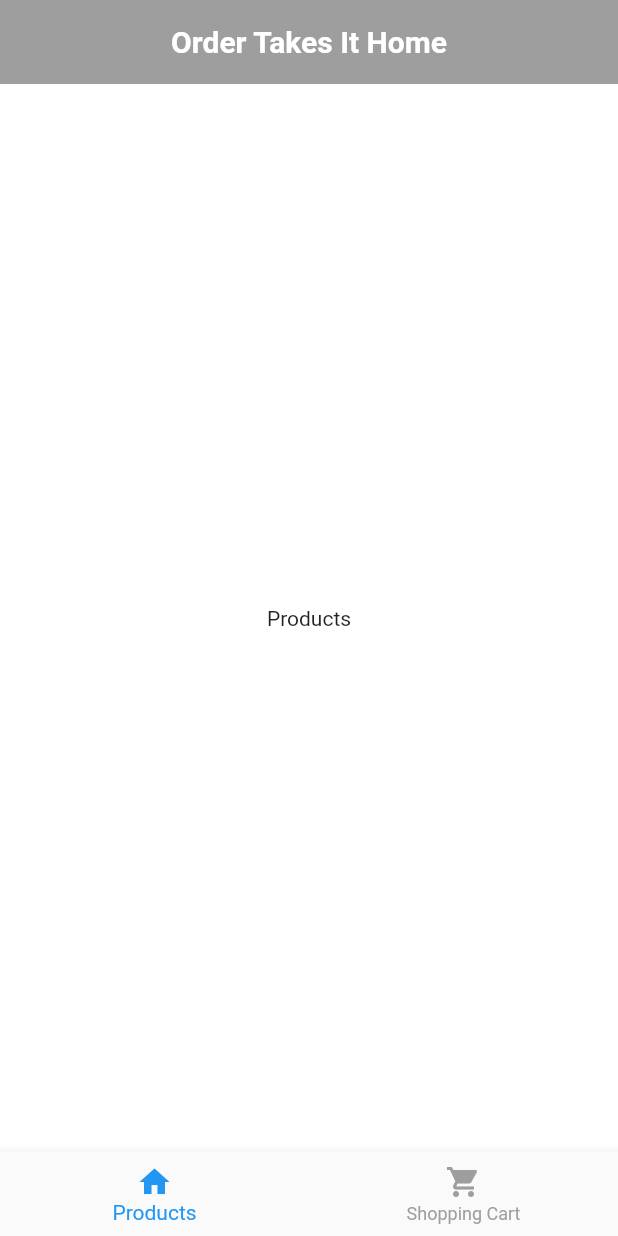
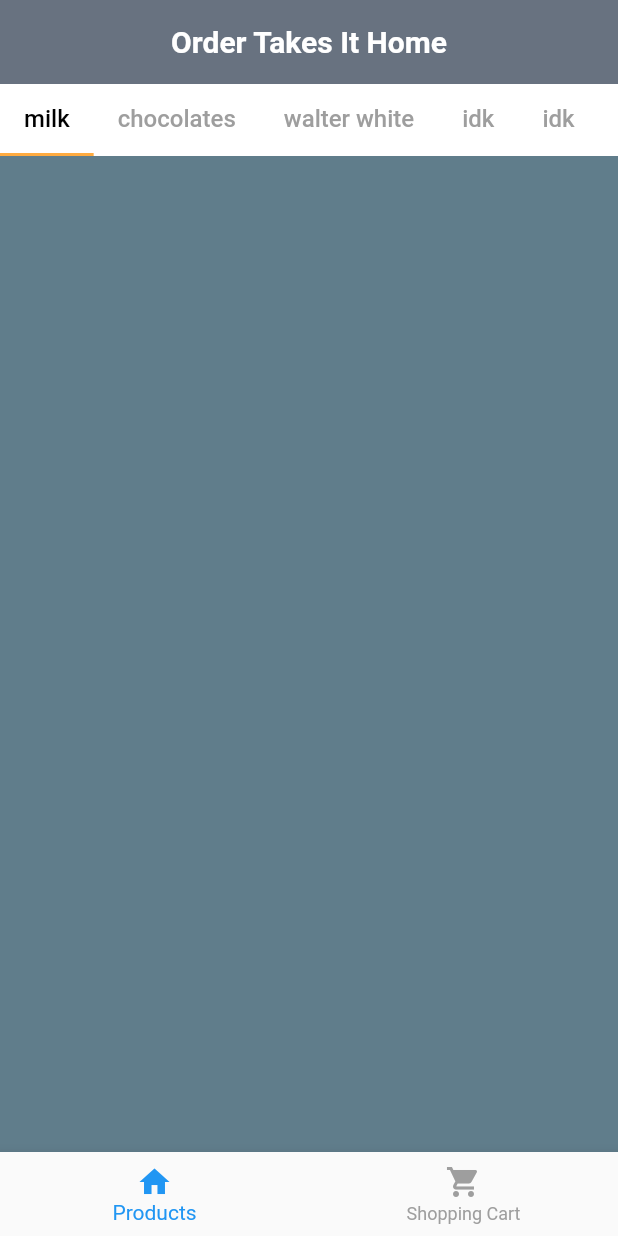
Before and after one commit to abilalkar/Flutter-UI-Designs, a Flutter app: the screen it shows after launch, on a phone screen of 412 x 824 dp. Run offline on Flutter 3.47's test engine with Material 2 defaults, Android fonts, the phone set to English and light mode, and no system bars.

Commit message:
add products screen, add tabbar and make it scorrable

```diff
--- a/Designs/ui_design_third/ui_design_the_third/lib/main.dart
+++ b/Designs/ui_design_third/ui_design_the_third/lib/main.dart
@@ -51,7 +51,7 @@ class _MainPageState extends State<MainPage> {
       backgroundColor: Colors.white,
       appBar: AppBar(
         elevation: 0.0,
-        backgroundColor: Colors.grey,
+        backgroundColor: Color.fromARGB(255, 104, 114, 128),
         centerTitle: true,
         title: Text(
           "Order Takes It Home",
--- a/Designs/ui_design_third/ui_design_the_third/lib/products.dart
+++ b/Designs/ui_design_third/ui_design_the_third/lib/products.dart
@@ -7,13 +7,128 @@ class Products extends StatefulWidget {
   State<Products> createState() => _ProductsState();
 }
 
-class _ProductsState extends State<Products> {
+class _ProductsState extends State<Products>
+    with SingleTickerProviderStateMixin {
+  late TabController controller;
+
+  @override
+  void initState() {
+    // TODO: implement initState
+    super.initState();
+    controller = TabController(length: 10, vsync: this);
+  }
+
   @override
   Widget build(BuildContext context) {
-    return Center(
-      child: Text(
-        "Products",
-      ),
+    return Column(
+      children: [
+        TabBar(
+          controller: controller,
+          indicatorColor: Colors.orangeAccent,
+          labelColor: Colors.black,
+          unselectedLabelColor: Colors.grey,
+          isScrollable: true,
+          tabs: [
+            Tab(
+              child: Text(
+                "milk",
+                style: TextStyle(
+                  fontSize: 16.0,
+                  fontWeight: FontWeight.w500,
+                ),
+              ),
+            ),
+            Tab(
+              child: Text(
+                "chocolates",
+                style: TextStyle(
+                  fontSize: 16.0,
+                  fontWeight: FontWeight.w500,
+                ),
+              ),
+            ),
+            Tab(
+              child: Text(
+                "walter white",
+                style: TextStyle(
+                  fontSize: 16.0,
+                  fontWeight: FontWeight.w500,
+                ),
+              ),
+            ),
+            Tab(
+              child: Text(
+                "idk",
+                style: TextStyle(
+                  fontSize: 16.0,
+                  fontWeight: FontWeight.w500,
+                ),
+              ),
+            ),
+            Tab(
+              child: Text(
+                "idk",
+                style: TextStyle(
+                  fontSize: 16.0,
+                  fontWeight: FontWeight.w500,
+                ),
+              ),
+            ),
+            Tab(
+              child: Text(
+                "idk",
+                style: TextStyle(
+                  fontSize: 16.0,
+                  fontWeight: FontWeight.w500,
+                ),
+              ),
+            ),
+            Tab(
+              child: Text(
+                "idk",
+                style: TextStyle(
+                  fontSize: 16.0,
+                  fontWeight: FontWeight.w500,
+                ),
+              ),
+            ),
+            Tab(
+              child: Text(
+                "idk",
+                style: TextStyle(
+                  fontSize: 16.0,
+                  fontWeight: FontWeight.w500,
+                ),
+              ),
+            ),
+            Tab(
+              child: Text(
+                "idk",
+                style: TextStyle(
+                  fontSize: 16.0,
+                  fontWeight: FontWeight.w500,
+                ),
+              ),
+            ),
+          ],
+        ),
+        Expanded(
+          child: TabBarView(
+            controller: controller,
+            children: [
+              Container(
+                color: Colors.blueGrey,
+              ),
+              Container(
+                color: Colors.redAccent,
+              ),
+              Container(
+                color: Colors.blueGrey,
+              ),
+            ],
+          ),
+        )
+      ],
     );
   }
 }
```
Also changed, not shown: Designs/ui_design_third/ui_design_the_third/lib/categories.dart (added).
